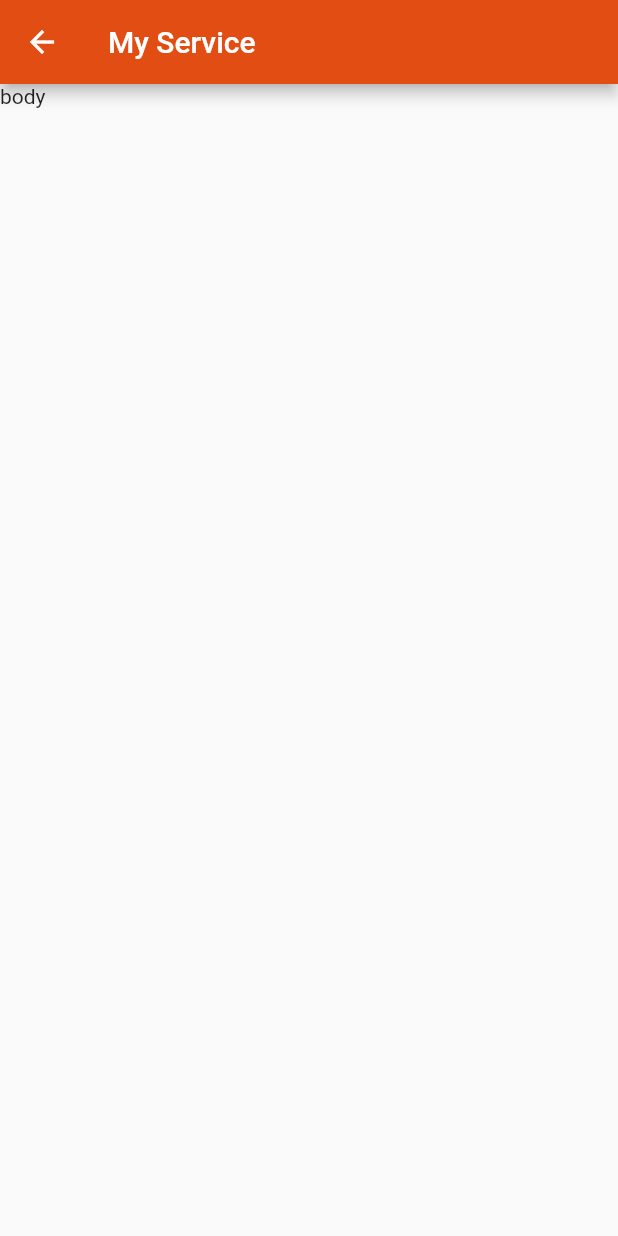
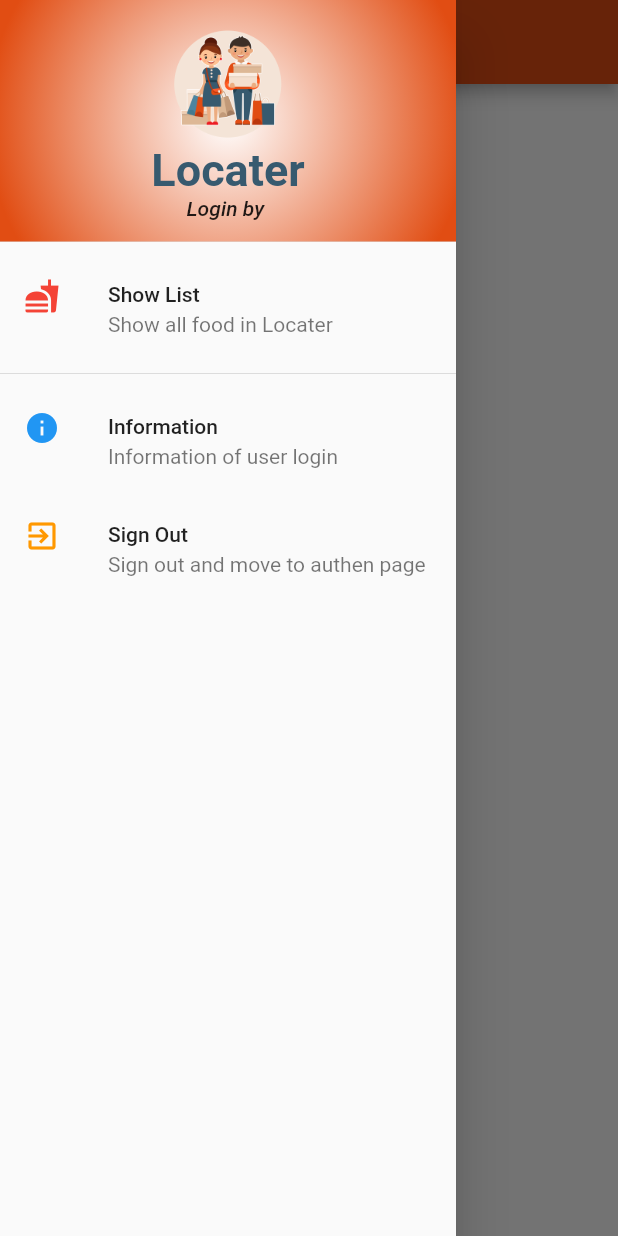
Before and after one commit to MAythinee/Locater, a Flutter app: the MyService screen opened directly, with the side drawer open (before the commit the screen has no drawer), on a phone screen of 412 x 824 dp. Run offline on Flutter 3.47's test engine with Material 2 defaults, Android fonts, the phone set to English and light mode, and no system bars; our stand-ins replace firebase_auth; missing offline and left inert: dart:ffi; accounts and stored records are empty.

Commit message:
Sign out Succes

```diff
--- a/lib/screens/my_services.dart
+++ b/lib/screens/my_services.dart
@@ -1,4 +1,8 @@
+import 'dart:ffi';
+
+import 'package:firebase_auth/firebase_auth.dart';
 import 'package:flutter/material.dart';
+import 'package:locater/screens/home.dart';
 import 'package:locater/screens/my_style.dart';
 
 class MyService extends StatefulWidget {
@@ -7,12 +11,136 @@ class MyService extends StatefulWidget {
 }
 
 class _MyServiceState extends State<MyService> {
+// Explicit
+
+  String loginString = '';
+  FirebaseAuth firebaseAuth = FirebaseAuth.instance;
+
+// Method
+  @override
+  void initState() {
+    super.initState();
+    findDisplayName();
+  }
+
+  Future<Void> findDisplayName() async {
+    FirebaseUser firebaseUser = await firebaseAuth.currentUser();
+    setState(() {
+      loginString = firebaseUser.displayName;
+    });
+  }
+
+  Widget processSignOut() {
+    return ListTile(
+      leading: Icon(
+        Icons.exit_to_app,
+        color: Colors.orange,
+      ),
+      title: Text('Sign Out'),
+      subtitle: Text('Sign out and move to authen page'),
+      onTap: () {
+        mySignOut();
+      },
+    );
+  }
+
+  Future<void> mySignOut() async {
+    await firebaseAuth.signOut().then((response) {
+      MaterialPageRoute materialPageRoute = MaterialPageRoute(builder: (BuildContext context) => Home());
+      Navigator.of(context).pushAndRemoveUntil(materialPageRoute, (Route<dynamic> route) => false);
+    });
+  }
+
+  Widget menuInformation() {
+    return ListTile(
+      leading: Icon(
+        Icons.info,
+        color: Colors.blue,
+      ),
+      title: Text('Information'),
+      subtitle: Text('Information of user login'),
+    );
+  }
+
+  Widget menuShowListFood() {
+    return ListTile(
+      leading: Icon(
+        Icons.fastfood,
+        color: Colors.red,
+      ),
+      title: Text('Show List'),
+      subtitle: Text('Show all food in Locater'),
+    );
+  }
+
+  Widget showLogin() {
+    return Text(
+      'Login by $loginString',
+      style: TextStyle(
+        fontStyle: FontStyle.italic,
+      ),
+    );
+  }
+
+  Widget showAppName() {
+    return Text(
+      'Locater',
+      style: TextStyle(
+          fontSize: MyStyle().h1,
+          color: MyStyle().myTextColor,
+          fontWeight: FontWeight.bold),
+    );
+  }
+
+  Widget showImage() {
+    return Container(
+      width: 80.0,
+      height: 80.0,
+      child: Image.asset('images/icon.png'),
+    );
+  }
+
+  Widget myHeadDrawer() {
+    return DrawerHeader(
+      decoration: BoxDecoration(
+        gradient: RadialGradient(
+          colors: [Colors.white, MyStyle().myMainColor],
+          radius: 1.0,
+        ),
+      ),
+      child: Column(
+        children: <Widget>[
+          showImage(),
+          showAppName(),
+          showLogin(),
+        ],
+      ),
+    );
+  }
+
+  Widget myDrawerMenu() {
+    // แทบเมนูข้าง
+    return Drawer(
+      child: ListView(
+        children: <Widget>[
+          myHeadDrawer(),
+          menuShowListFood(), Divider(), //ใส่เส้นแบ่ง
+          menuInformation(),
+          processSignOut(),
+        ],
+      ),
+    ); // listview เลื่อนได้
+  }
+
   @override
   Widget build(BuildContext context) {
     return Scaffold(
-      appBar: AppBar(backgroundColor: MyStyle().myMainColor,
+      appBar: AppBar(
+        backgroundColor: MyStyle().myMainColor,
         title: Text('My Service'),
-      ),body: Text('body'),
+      ),
+      body: Text('body'),
+      drawer: myDrawerMenu(),
     );
   }
 }
```
